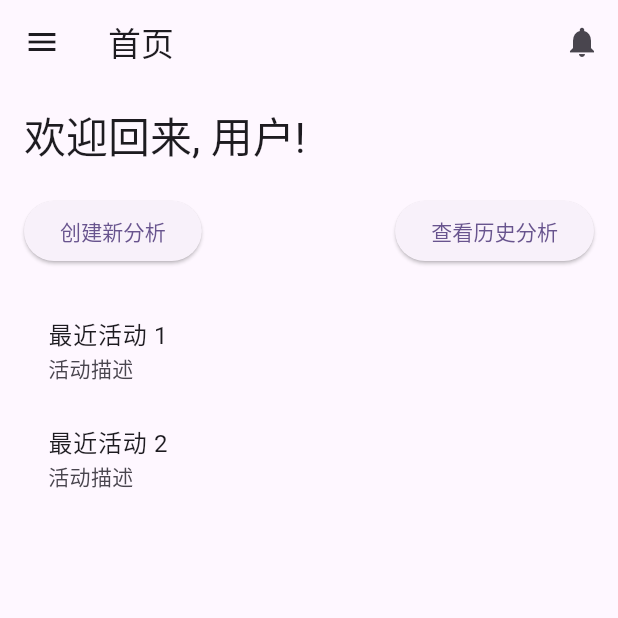
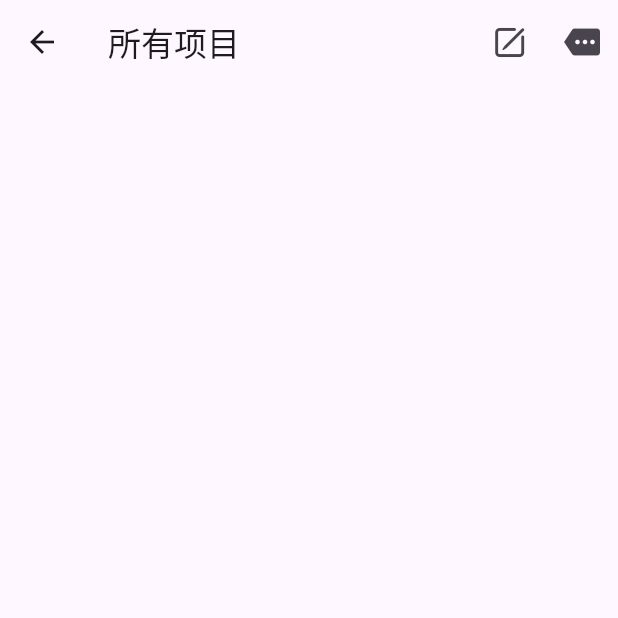
Before and after one commit to MrZhangsun/flutter-valuable, a Flutter app: the screen it shows after launch, after a tap on "所有项目", on a phone screen of 412 x 824 dp, the top half of it. Run offline on Flutter 3.47's test engine with Material 3 defaults, Android fonts, the phone set to English and light mode, and no system bars; our stand-ins replace drift, drift_sqflite, logger; accounts and stored records are empty; generated files the repository leaves out were written again; network calls fail.

Commit message:
引入阿里巴巴字体

```diff
--- a/lib/features/dashborad.dart
+++ /dev/null
@@ -1,109 +0,0 @@
-import 'package:flutter/material.dart';
-
-class Dashboard extends StatelessWidget {
-  final String filter;
-  const Dashboard({Key? key, required this.filter}) : super(key: key);
-
-  @override
-  Widget build(BuildContext context) {
-    return Scaffold(
-      appBar: AppBar(
-        title: const Text('首页'),
-        actions: [
-          IconButton(
-            icon: const Icon(Icons.notifications),
-            onPressed: () {
-              // 处理通知点击事件
-            },
-          ),
-        ],
-      ),
-      drawer: Drawer(
-        child: ListView(
-          padding: EdgeInsets.zero,
-          children: [
-            const DrawerHeader(
-              decoration: BoxDecoration(
-                color: Colors.blue,
-              ),
-              child: Text('菜单'),
-            ),
-            ListTile(
-              title: const Text('主页'),
-              onTap: () {
-                // 处理主页点击事件
-                Navigator.pop(context);
-              },
-            ),
-            ListTile(
-              title: const Text('分析'),
-              onTap: () {
-                // 处理分析点击事件
-                Navigator.pop(context);
-              },
-            ),
-            ListTile(
-              title: const Text('设置'),
-              onTap: () {
-                // 处理设置点击事件
-                Navigator.pop(context);
-              },
-            ),
-          ],
-        ),
-      ),
-      body: Padding(
-        padding: const EdgeInsets.all(16.0),
-        child: Column(
-          crossAxisAlignment: CrossAxisAlignment.start,
-          children: [
-            Text(
-              '欢迎回来, 用户!',
-              style: Theme.of(context).textTheme.headlineMedium,
-            ),
-            const SizedBox(height: 20),
-            Row(
-              mainAxisAlignment: MainAxisAlignment.spaceBetween,
-              children: [
-                ElevatedButton(
-                  onPressed: () {
-                    // 创建新分析的处理逻辑
-                  },
-                  child: const Text('创建新分析'),
-                ),
-                ElevatedButton(
-                  onPressed: () {
-                    // 查看历史分析的处理逻辑
-                  },
-                  child: const Text('查看历史分析'),
-                ),
-              ],
-            ),
-            const SizedBox(height: 20),
-            Expanded(
-              child: ListView(
-                children: [
-                  ListTile(
-                    title: const Text('最近活动 1'),
-                    subtitle: const Text('活动描述'),
-                    onTap: () {
-                      // 处理最近活动点击事件
-                    },
-                  ),
-                  ListTile(
-                    title: const Text('最近活动 2'),
-                    subtitle: const Text('活动描述'),
-                    onTap: () {
-                      // 处理最近活动点击事件
-                    },
-                  ),
-                  // 可以添加更多最近活动
-                ],
-              ),
-            ),
-          ],
-        ),
-      ),
-    );
-  }
-}
--- a/lib/features/home.dart
+++ b/lib/features/home.dart
@@ -1,6 +1,6 @@
 import 'package:flutter/material.dart';
 import 'package:logger/logger.dart';
-import 'package:valuable/features/dashborad.dart';
+import 'package:valuable/features/list.dart';
 import 'package:valuable/features/start.dart';
 import 'profile.dart';
 import '../services/constants.dart';
@@ -42,9 +42,9 @@ class _HomePageState extends State<HomePage> {
         MaterialPageRoute(builder: (context) => const StartBusinssPage()));
   }
 
-  void _push2ListPage(String filterKey) {
+  void _push2ListPage(String name) {
     Navigator.push(context,
-        MaterialPageRoute(builder: (context) => Dashboard(filter: filterKey)));
+        MaterialPageRoute(builder: (context) => Dashboard(name: name)));
   }
 
   @override
@@ -54,22 +54,26 @@ class _HomePageState extends State<HomePage> {
           title: const Text(
             'Valuable Your Business!',
             style: TextStyle(
-                fontSize: 18.0,
-                color: Color.fromARGB(201, 30, 30, 28),
-                fontWeight: FontWeight.bold),
+                fontSize: 18.0, color: fontColor, fontWeight: FontWeight.bold),
           ),
           titleSpacing: 2.0,
+          iconTheme: const IconThemeData(color: fontColor),
           actions: [
             IconButton(
-                onPressed: () {
-                  _logger.i("app bar search...");
-                },
-                icon: const Icon(Icons.search)),
+              onPressed: () {
+                _logger.i("app bar search...");
+              },
+              icon: const Icon(Icons.search),
+              color: fontColor,
+            ),
             IconButton(
                 onPressed: () {
                   _logger.i("app bar more...");
                 },
-                icon: const Icon(Icons.notifications))
+                icon: const Icon(
+                  Icons.notifications,
+                  color: fontColor,
+                ))
           ],
           backgroundColor: themeColor,
         ),
@@ -107,7 +111,7 @@ class _HomePageState extends State<HomePage> {
                         ],
                       ),
                       onTap: () {
-                        _push2ListPage(categories[index]['filter']);
+                        _push2ListPage(categories[index]['name']);
                       },
                     );
                   },
@@ -115,15 +119,18 @@ class _HomePageState extends State<HomePage> {
               ),
               TextButton(
                   onPressed: _push2NewPage,
-                  child: const Row(
+                  child: Row(
                     mainAxisAlignment: MainAxisAlignment.center,
                     children: [
                       Icon(
-                        Icons.add,
+                        IconFont.creation,
                         color: themeColor,
-                        size: 25,
+                        size: 22,
                       ),
-                      Text('新建项目',
+                      const SizedBox(
+                        width: 3,
+                      ),
+                      const Text('新建项目',
                           style: TextStyle(
                               fontSize: 18,
                               fontWeight: FontWeight.bold,
--- /dev/null
+++ b/lib/features/list.dart
@@ -0,0 +1,31 @@
+import 'package:flutter/material.dart';
+import 'package:logger/logger.dart';
+import '../services/constants.dart';
+
+final _logger = Logger();
+
+class Dashboard extends StatelessWidget {
+  final String name;
+  const Dashboard({Key? key, required this.name}) : super(key: key);
+
+  @override
+  Widget build(BuildContext context) {
+    return Scaffold(
+      appBar: AppBar(
+        title: Text(name),
+        actions: [
+          IconButton(
+              onPressed: () {
+                _logger.i("app bar search...");
+              },
+              icon: Icon(IconFont.creation)),
+          IconButton(
+              onPressed: () {
+                _logger.i("app bar more...");
+              },
+              icon: const Icon(Icons.more))
+        ],
+      ),
+    );
+  }
+}
--- a/lib/features/login.dart
+++ b/lib/features/login.dart
@@ -1,10 +1,10 @@
 import 'package:flutter/material.dart';
+import 'package:valuable/features/home.dart';
 import 'register.dart';
 import 'package:logger/logger.dart';
 import 'package:http/http.dart' as http;
 import '../services/constants.dart';
 import 'dart:convert';
-import 'dashborad.dart';
 import '../services/database.dart';
 
 final _db = AppDatabase();
@@ -63,7 +63,7 @@ class LoginPageState extends State<LoginPage> {
         // 登录成功，跳转到仪表盘页面
         Navigator.pushReplacement(
           context,
-          MaterialPageRoute(builder: (context) => const Dashboard()),
+          MaterialPageRoute(builder: (context) => const HomePage()),
         );
       }
     }).catchError((error) {
--- a/lib/features/profile.dart
+++ b/lib/features/profile.dart
@@ -1,4 +1,5 @@
 import 'package:flutter/material.dart';
+import 'package:valuable/features/home.dart';
 
 class Profile extends StatefulWidget {
   const Profile({super.key});
@@ -24,7 +25,8 @@ class _ProfileState extends State<Profile> {
             title: const Text('账户'),
             onTap: () {
               // 处理主页点击事件
-              Navigator.pop(context);
+              Navigator.push(context,
+                  MaterialPageRoute(builder: (context) => const HomePage()));
             },
           ),
           ListTile(
--- a/lib/features/start.dart
+++ b/lib/features/start.dart
@@ -11,14 +11,8 @@ class StartBusinssPage extends StatelessWidget {
     return Scaffold(
       appBar: AppBar(
         title: const Text("新建"),
-        actions: [
-          IconButton(
-              onPressed: () {
-                _logger.i("app bar back...");
-              },
-              icon: const Icon(Icons.search))
-        ],
       ),
+      body: Text("data"),
     );
   }
 }
--- a/lib/services/constants.dart
+++ b/lib/services/constants.dart
@@ -1,4 +1,10 @@
 import 'package:flutter/material.dart';
 
 const String baseUrl = 'http://127.0.0.1:8080';
+const Color fontColor = Color.fromARGB(255, 114, 192, 41);
 const Color themeColor = Color.fromARGB(255, 7, 255, 222);
+
+class IconFont {
+  static IconData creation =
+      const IconData(0xe691, matchTextDirection: true, fontFamily: "iconfont");
+}
--- a/pubspec.yaml
+++ b/pubspec.yaml
@@ -81,6 +81,10 @@ flutter:
   # "family" key with the font family name, and a "fonts" key with a
   # list giving the asset and other descriptors for the font. For
   # example:
+  fonts:
+    - family: iconfont
+      fonts:
+        - asset: assets/fonts/iconfont.ttf
   # fonts:
   #   - family: Schyler
   #     fonts:
```
